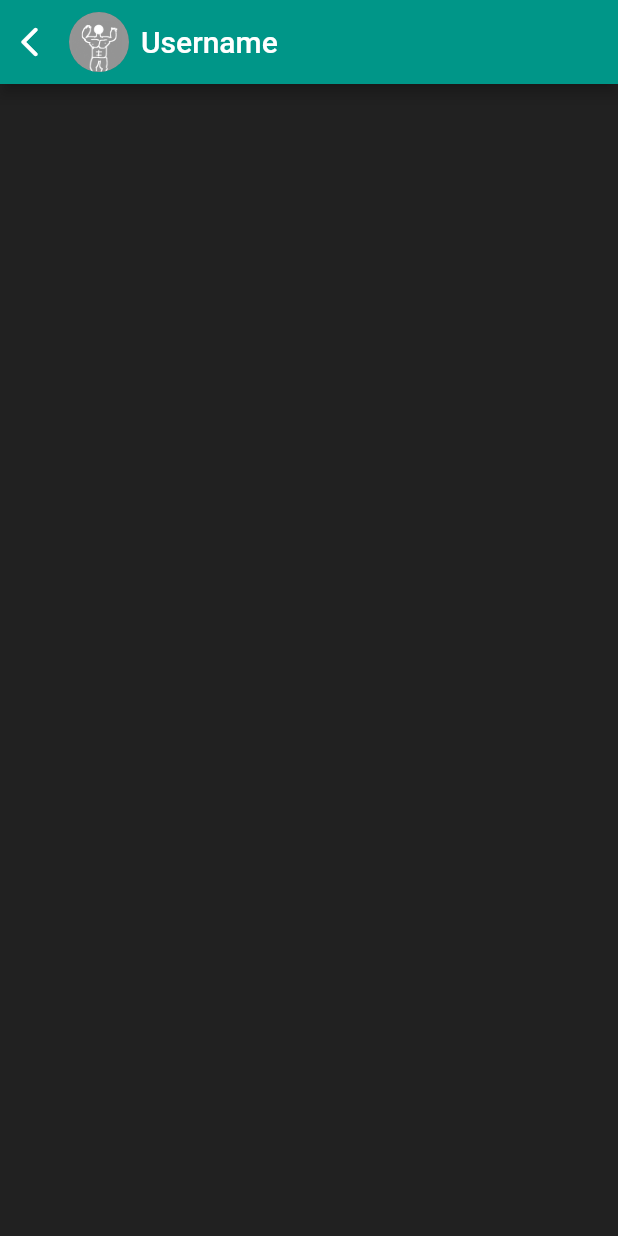
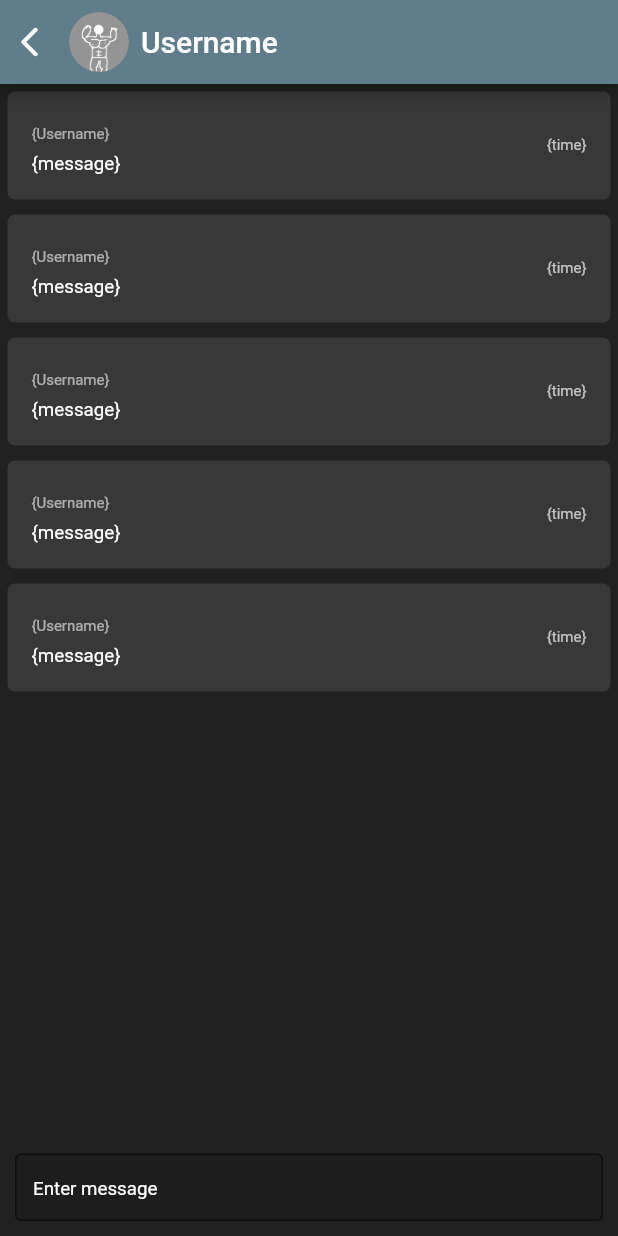
Before and after one commit to Avir4m/chatApp, a Flutter app: the screen it shows after launch, after a tap on "Username", on a phone screen of 412 x 824 dp. Run offline on Flutter 3.47's test engine with Material 2 defaults, Android fonts, the phone set to English and light mode, and no system bars.

Commit message:
added messages builder

```diff
--- a/lib/chat_page.dart
+++ b/lib/chat_page.dart
@@ -11,6 +11,8 @@ class ChatPage extends StatefulWidget {
 }
 
 class _ChatPageState extends State<ChatPage> {
+  final myController = TextEditingController();
+
   @override
   Widget build(BuildContext context) {
     return Scaffold(
@@ -20,8 +22,7 @@ class _ChatPageState extends State<ChatPage> {
         title: Row(
           children: const [
             CircleAvatar(
-                  backgroundImage:
-                      AssetImage("images/default_profile_pic.jpg")),
+                backgroundImage: AssetImage("images/default_profile_pic.jpg")),
             Padding(
               padding: EdgeInsets.all(8.0),
               child: Text("Username"),
@@ -33,7 +34,55 @@ class _ChatPageState extends State<ChatPage> {
             Navigator.pop(context);
           },
           icon: const Icon(Icons.arrow_back_ios_rounded),
-          )),
+        ),
+      ),
+      body: Stack(
+        children: <Widget>[
+          ListView.builder(
+            itemCount: 5,
+            itemBuilder: (BuildContext context, int index) {
+              return Padding(
+                padding: const EdgeInsets.all(5.0),
+                child: Container(
+                  decoration: BoxDecoration(
+                    color: Colors.white10,
+                    borderRadius: BorderRadius.circular(5),
+                  ),
+                  child: const ListTile(
+                    trailing: Text("{time}",
+                        style: TextStyle(fontSize: 10, color: Colors.white70)),
+                    subtitle: Text("{message}",
+                        style: TextStyle(fontSize: 12.5, color: Colors.white)),
+                    title: Text("{Username}",
+                        style: TextStyle(fontSize: 10, color: Colors.white60)),
+                  ),
+                ),
+              );
+            },
+          ),
+          Align(
+            alignment: Alignment.bottomCenter,
+            child: Container(
+              height: 75.0,
+              padding: const EdgeInsets.symmetric(vertical: 10),
+              alignment: Alignment.bottomCenter,
+              child: const Padding(
+                padding: EdgeInsets.only(left: 10, right: 10, top: 10),
+                child: TextField(
+                  style: TextStyle(color: Colors.white),
+                  decoration: InputDecoration(
+                      filled: true,
+                      fillColor: Colors.black12,
+                      border: OutlineInputBorder(),
+                      hintText: "Enter message",
+                      hintStyle: TextStyle(fontSize: 12.5, color: Colors.white),
+                      labelStyle: TextStyle(color: Colors.white)),
+                ),
+              ),
+            ),
+          )
+        ],
+      ),
     );
   }
 }
--- a/lib/main.dart
+++ b/lib/main.dart
@@ -13,7 +13,7 @@ class MyApp extends StatelessWidget {
     return MaterialApp(
       debugShowCheckedModeBanner: false,
       theme: ThemeData(
-        primarySwatch: Colors.teal,
+        primarySwatch: Colors.blueGrey,
       ),
       home: const MainPage(),
     );
```
Lines whose indentation alone changed are shown as unchanged.
